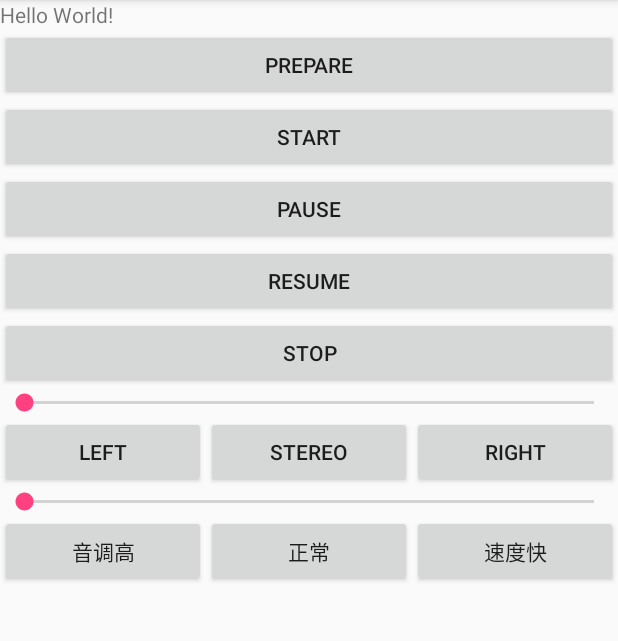
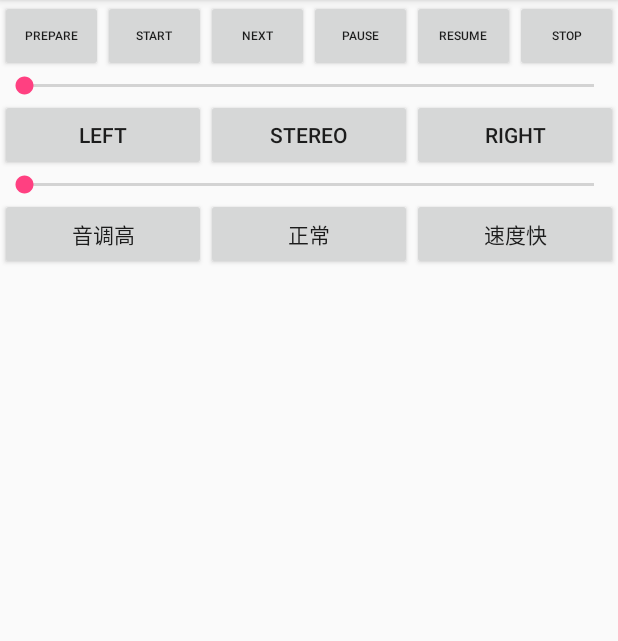
Before and after one commit to ZiziDeveloper/Qmusic, an Android app: the screen it shows after launch (MainActivity), after a tap on "PREPARE", on a phone screen of 412 x 824 dp, the part 84-725 px from its top. Run offline under Robolectric (Android 15) with nearby library versions, the phone set to English and light mode, and no system bars; 10 statements that could not run were skipped.

Commit message:
ST资源释放；下一首逻辑（未调通）

```diff
--- a/app/src/main/java/com/example/administrator/qmusic/MainActivity.java
+++ b/app/src/main/java/com/example/administrator/qmusic/MainActivity.java
@@ -14,6 +14,7 @@ public class MainActivity extends AppCompatActivity {
 
     PlayJniProxy mPlayJniProxy;
     private String playUrl = "http://mpge.5nd.com/2015/2015-11-26/69708/1.mp3";
+    private String nextUrl = "http://ngcdn004.cnr.cn/live/dszs/index.m3u8";
     private SeekBar mVolumeBar;
     private SeekBar mTimeBar;
     @Override
@@ -21,8 +22,6 @@ public class MainActivity extends AppCompatActivity {
         super.onCreate(savedInstanceState);
         setContentView(R.layout.activity_main);
         mPlayJniProxy = new PlayJniProxy();
-        // Example of a call to a native method
-        TextView tv = (TextView) findViewById(R.id.sample_text);
         mVolumeBar = (SeekBar) findViewById(R.id.seek_volume);
         mVolumeBar.setOnSeekBarChangeListener(new SeekBar.OnSeekBarChangeListener() {
             @Override
@@ -61,7 +60,7 @@ public class MainActivity extends AppCompatActivity {
     }
 
     public void onPrepare(View view) {
-        mPlayJniProxy.prepare(playUrl, 0, 0, 0);
+        mPlayJniProxy.prepare(nextUrl, 0, 0, 0);
     }
 
     public void onStart(View view) {
@@ -77,7 +76,7 @@ public class MainActivity extends AppCompatActivity {
     }
 
     public void onStop(View view) {
-        mPlayJniProxy.stop();
+        mPlayJniProxy.stop(PlayJniProxy.NOT_PLAY_NEXT);
     }
 
     public void onLeft(View view) {
@@ -93,7 +92,7 @@ public class MainActivity extends AppCompatActivity {
     }
 
     public void onPitch(View view) {
-        mPlayJniProxy.setPitch(2.0f);
+        mPlayJniProxy.setPitch(1.5f);
     }
 
     public void onNormal(View view) {
@@ -102,6 +101,10 @@ public class MainActivity extends AppCompatActivity {
     }
 
     public void onSpeed(View view) {
-        mPlayJniProxy.setSpeed(2.0f);
+        mPlayJniProxy.setSpeed(1.5f);
+    }
+
+    public void onNext(View view) {
+        mPlayJniProxy.next(playUrl);
     }
 }
--- a/app/src/main/res/layout/activity_main.xml
+++ b/app/src/main/res/layout/activity_main.xml
@@ -7,40 +7,53 @@
     android:orientation="vertical"
     tools:context="com.example.administrator.qmusic.MainActivity">
 
-    <TextView
-        android:id="@+id/sample_text"
+    <LinearLayout
         android:layout_width="match_parent"
         android:layout_height="wrap_content"
-        android:text="Hello World!"
-        app:layout_constraintBottom_toBottomOf="parent"
-        app:layout_constraintLeft_toLeftOf="parent"
-        app:layout_constraintRight_toRightOf="parent"
-        app:layout_constraintTop_toTopOf="parent" />
+        android:orientation="horizontal">
         <Button
-        android:layout_width="match_parent"
-        android:layout_height="wrap_content"
+            android:layout_width="0dp"
+            android:layout_weight="1"
+            android:layout_height="match_parent"
+            android:textSize="8dp"
             android:text="prepare"
             android:onClick="onPrepare"/>
         <Button
-        android:layout_width="match_parent"
-        android:layout_height="wrap_content"
+            android:layout_width="0dp"
+            android:layout_weight="1"
+            android:layout_height="match_parent"
+            android:textSize="8dp"
             android:text="start"
             android:onClick="onStart" />
         <Button
-        android:layout_width="match_parent"
-        android:layout_height="wrap_content"
+            android:layout_width="0dp"
+            android:layout_weight="1"
+            android:layout_height="match_parent"
+            android:textSize="8dp"
+            android:text="Next"
+            android:onClick="onNext" />
+        <Button
+            android:layout_width="0dp"
+            android:layout_weight="1"
+            android:layout_height="match_parent"
+            android:textSize="8dp"
             android:text="pause"
             android:onClick="onPause" />
         <Button
-        android:layout_width="match_parent"
-        android:layout_height="wrap_content"
+            android:layout_width="0dp"
+            android:layout_weight="1"
+            android:layout_height="match_parent"
+            android:textSize="8dp"
             android:text="resume"
             android:onClick="onResume" />
         <Button
-        android:layout_width="match_parent"
-        android:layout_height="wrap_content"
+            android:layout_width="0dp"
+            android:layout_weight="1"
+            android:layout_height="match_parent"
+            android:textSize="8dp"
             android:text="stop"
             android:onClick="onStop" />
+    </LinearLayout>
     <SeekBar
         android:id="@+id/seek_volume"
         android:layout_width="match_parent"
--- a/playlib/src/main/java/com/example/playlib/PlayJniProxy.java
+++ b/playlib/src/main/java/com/example/playlib/PlayJniProxy.java
@@ -8,6 +8,11 @@ import android.util.Log;
 
 public class PlayJniProxy {
     private static final String TAG = "PlayJniProxy";
+
+    public static final int NOT_PLAY_NEXT = 0;
+    public static final int PLAY_NEXT = 1;
+
+    private String mSource = "";
 
     static {
         System.loadLibrary("PlayNative");
@@ -25,21 +30,27 @@ public class PlayJniProxy {
     public static final int PLAY_CHANNEL_LEFT = 1;
     public static final int PLAY_CHANNEL_STEREO = 2;
 
-    /**
+    /************************************************************************************************************************
      *暴露给java层的api
      *
      */
     public void prepare(final String source, final int volume, final int playState, final int mutesole) {
+        mSource = source;
         new Thread(new Runnable() {
             @Override
             public void run() {
-                native_prepare(source, volume, playState,mutesole );
+                native_prepare(mSource, volume, playState,mutesole );
             }
         }).start();
     }
 
     public void start() {
         native_start();
+    }
+
+    public void next(String source) {
+        mSource = source;
+        stop(PLAY_NEXT);
     }
 
     public void resume() {
@@ -50,8 +61,8 @@ public class PlayJniProxy {
         native_pause();
     }
 
-    public void stop() {
-        native_stop();
+    public void stop(final int bNext) {
+        native_stop(bNext);
     }
 
     public void seek(int progress) {
@@ -85,14 +96,19 @@ public class PlayJniProxy {
         return native_samplerate();
     }
 
-    /**
+    /************************************************************************************************************************
      * native方法
      */
     private native void native_prepare(String source, int volume, int playState, int mutesole);
     private native void native_start();
     private native void native_resume();
     private native void native_pause();
-    private native void native_stop();
+
+    /**
+     *
+     * @param bNext 是否停止，播放下一首
+     */
+    private native void native_stop(int bNext);
     private native void native_seek(int progress);
     private native int native_duration();
     private native void native_volume(int percent);
@@ -101,7 +117,7 @@ public class PlayJniProxy {
     private native void native_speed(float speed);
     private native int native_samplerate();
 
-    /**
+    /************************************************************************************************************************
      * native层通知应用层接口
      */
     private void onPrepared() {
@@ -110,4 +126,12 @@ public class PlayJniProxy {
     private void onError(int code, String msg) {
         Log.e(TAG, "qmusic onError");
     }
+
+    /**
+     * native通知可以播放下一首
+     */
+    private void onPlayNext() {
+        Log.e(TAG, "qmusic onPlayNext");
+        prepare(mSource, 0, 0,0);
+    }
 }
```
Also changed, not shown: 5 other files. Lines whose indentation alone changed are shown as unchanged.
